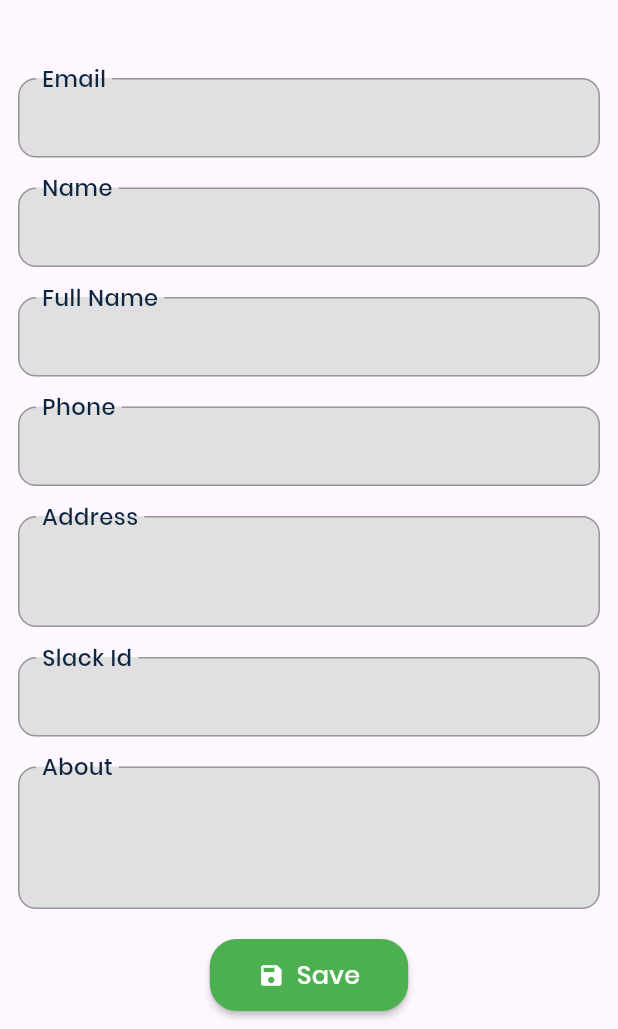
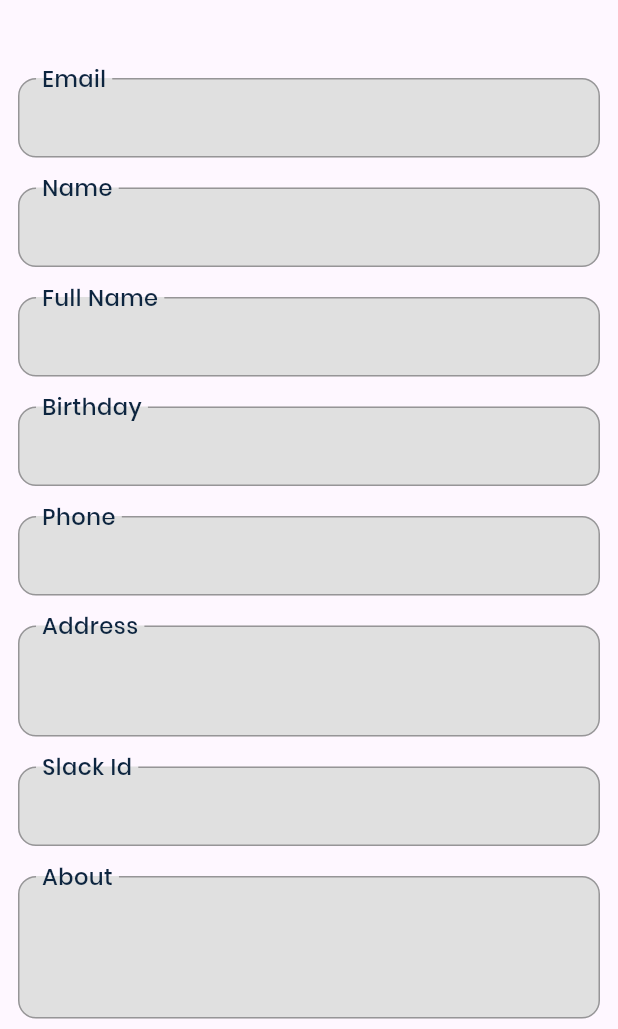
Before and after one commit to BehemothLtd/insight-app, a Flutter app: the ProfileScreen screen opened by its route, scrolled down 98 dp, on a phone screen of 412 x 824 dp, the part 207-1236 px from its top. Run offline on Flutter 3.47's test engine with Material 3 defaults, Android fonts, the phone set to English and light mode, and no system bars; our stand-ins replace flutter_dotenv, flutter_svg, get, google_fonts, gradient_borders; network calls fail.

Commit message:
add birthday input for profile

```diff
--- a/lib/models/user.dart
+++ b/lib/models/user.dart
@@ -1,8 +1,8 @@
 import 'package:get/get.dart';
-import 'package:insight_app/controllers/user_controller.dart';
 
 import 'package:insight_app/gqls/index.dart' as gql;
 import 'package:insight_app/utils/api.dart';
+import 'package:insight_app/utils/time.dart';
 
 class User {
   BigInt? id;
@@ -32,6 +32,7 @@ class User {
     this.address,
     this.slackId,
     this.about,
+    this.birthday,
   });
 
   factory User.fromJson(Map<String, dynamic> json) {
@@ -48,6 +49,9 @@ class User {
       address: json['address'],
       slackId: json['slackId'],
       about: json['about'],
+      birthday: json['birthday'] != null
+          ? formatDateFromDDMMYYYY(json['birthday'])
+          : null,
     );
   }
 
@@ -121,6 +125,7 @@ class SelfUpdateProfileInput {
   String address;
   String phone;
   String fullName;
+  String birthday;
 
   SelfUpdateProfileInput({
     this.fullName = "",
@@ -128,6 +133,7 @@ class SelfUpdateProfileInput {
     this.slackId = "",
     this.address = "",
     this.phone = "",
+    this.birthday = "",
   });
 
   Map<String, dynamic> toJson() => {
@@ -136,5 +142,6 @@ class SelfUpdateProfileInput {
         'address': address,
         'phone': phone,
         'fullName': fullName,
+        'birthday': birthday,
       };
 }
--- a/lib/screens/profile.dart
+++ b/lib/screens/profile.dart
@@ -5,8 +5,10 @@ import 'package:insight_app/controllers/user_controller.dart';
 import 'package:insight_app/models/user.dart';
 
 import 'package:insight_app/theme/colors/light_colors.dart';
+import 'package:insight_app/utils/time.dart';
 import 'package:insight_app/widgets/form/form_validator.dart';
 import 'package:insight_app/widgets/user/user_circle_avatar.dart';
+import 'package:intl/intl.dart';
 
 class ProfileScreen extends StatefulWidget {
   const ProfileScreen({super.key});
@@ -27,6 +29,7 @@ class ProfileScreenState extends State<ProfileScreen> {
   TextEditingController addressController = TextEditingController();
   TextEditingController slackIdController = TextEditingController();
   TextEditingController aboutController = TextEditingController();
+  TextEditingController birthdayController = TextEditingController();
 
   @override
   void initState() {
@@ -48,6 +51,8 @@ class ProfileScreenState extends State<ProfileScreen> {
       addressController.text = user.address ?? "";
       slackIdController.text = user.slackId ?? "";
       aboutController.text = user.about ?? "";
+      birthdayController.text =
+          user.birthday != null ? formatTime(user.birthday, "dd-MM-yyyy") : "";
     }
   }
 
@@ -58,6 +63,7 @@ class ProfileScreenState extends State<ProfileScreen> {
       address: addressController.text,
       phone: phoneController.text,
       fullName: fullNameController.text,
+      birthday: birthdayController.text,
     );
 
     bool result = await userController.updateProfile(profileForm);
@@ -78,7 +84,23 @@ class ProfileScreenState extends State<ProfileScreen> {
     addressController.dispose();
     slackIdController.dispose();
     aboutController.dispose();
+    birthdayController.dispose();
+
     super.dispose();
+  }
+
+  Future<void> _selectDate(BuildContext context) async {
+    final DateTime? picked = await showDatePicker(
+      context: context,
+      initialDate: DateTime.now(),
+      firstDate: DateTime(1900),
+      lastDate: DateTime.now(),
+    );
+    if (picked != null && picked != DateTime.now()) {
+      setState(() {
+        birthdayController.text = formatTime(picked, "dd-MM-yyyy");
+      });
+    }
   }
 
   @override
@@ -173,6 +195,25 @@ class ProfileScreenState extends State<ProfileScreen> {
                     fullNameController,
                     'Full Name',
                     'FullName',
+                  ),
+                  const SizedBox(
+                    height: 20,
+                  ),
+                  TextFormField(
+                    controller: birthdayController,
+                    autocorrect: false,
+                    style: GoogleFonts.lato(
+                      textStyle: const TextStyle(
+                        fontSize: 14.0,
+                        color: LightColors.kDarkBlue,
+                      ),
+                    ),
+                    decoration: generalInputDecoration(
+                      'Birthday',
+                      false,
+                    ),
+                    readOnly: true,
+                    onTap: () => _selectDate(context),
                   ),
                   const SizedBox(
                     height: 20,
@@ -307,7 +348,13 @@ class ProfileScreenState extends State<ProfileScreen> {
             color: LightColors.kDarkBlue,
           ),
         ),
-        decoration: InputDecoration(
+        decoration: generalInputDecoration(label, cantEdit),
+      ),
+    );
+  }
+
+  InputDecoration generalInputDecoration(String label, bool cantEdit) {
+    return InputDecoration(
       labelText: label,
       filled: true,
       fillColor: cantEdit
@@ -323,8 +370,6 @@ class ProfileScreenState extends State<ProfileScreen> {
       ),
       floatingLabelBehavior: FloatingLabelBehavior.always,
       enabled: cantEdit ? false : _isEditting,
-        ),
-      ),
     );
   }
 }
```
Also changed, not shown: lib/utils/time.dart (+10 -0 lines). Lines whose indentation alone changed are shown as unchanged.
